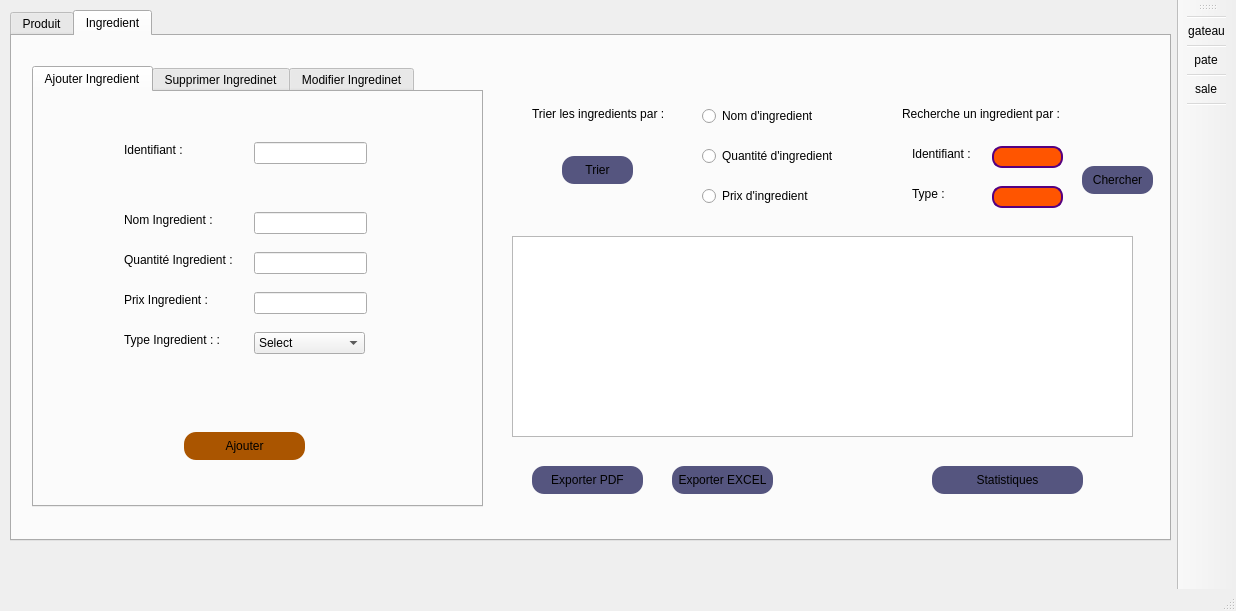
Before: the Qt Designer form produit_ingredient/produit_ingredient.ui in ramy25bh3/Pastry_Plus, drawn with Qt 5.
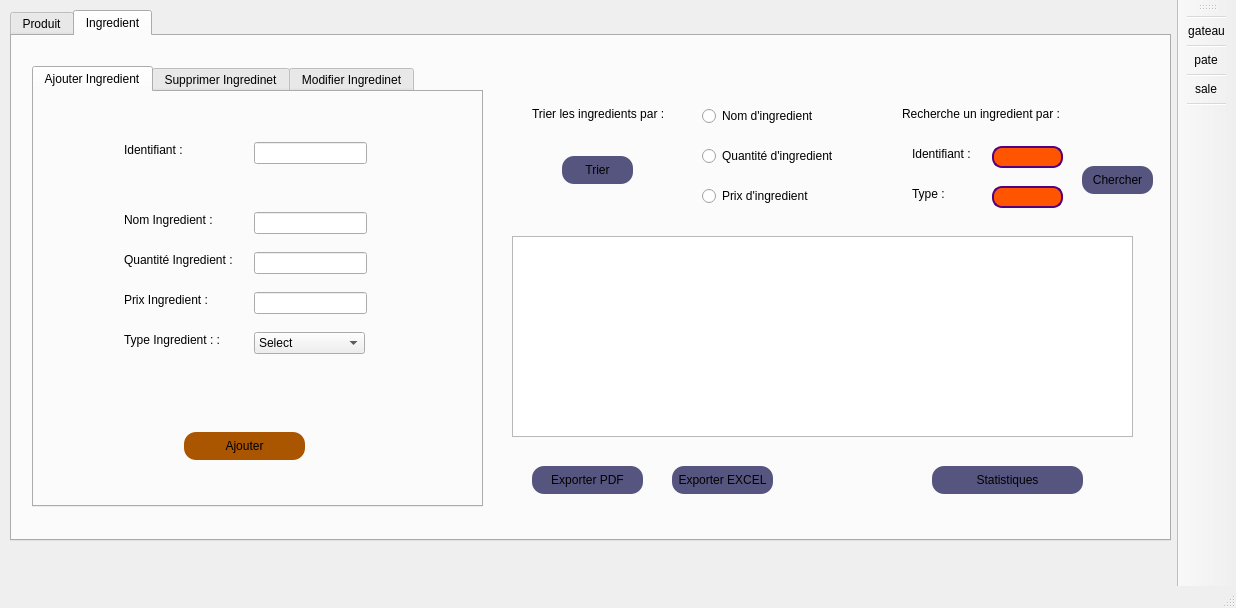
After: the same form once the commit is applied. The open tabs and pages were chosen to show the change. Icons and pictures are not drawn.

```diff
--- a/produit_ingredient/produit_ingredient.ui
+++ b/produit_ingredient/produit_ingredient.ui
@@ -7,7 +7,7 @@
     <x>0</x>
     <y>0</y>
     <width>1236</width>
-    <height>611</height>
+    <height>608</height>
    </rect>
   </property>
   <property name="windowTitle">
```
Left out of the diff: 78 changed lines with no effect on the pictures.
